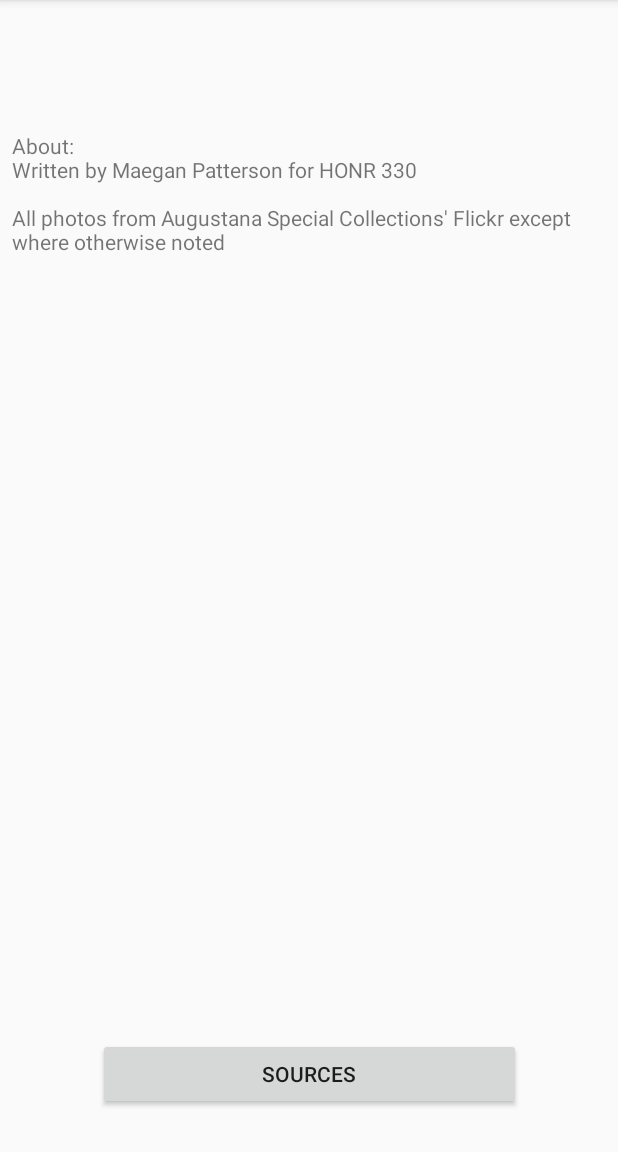
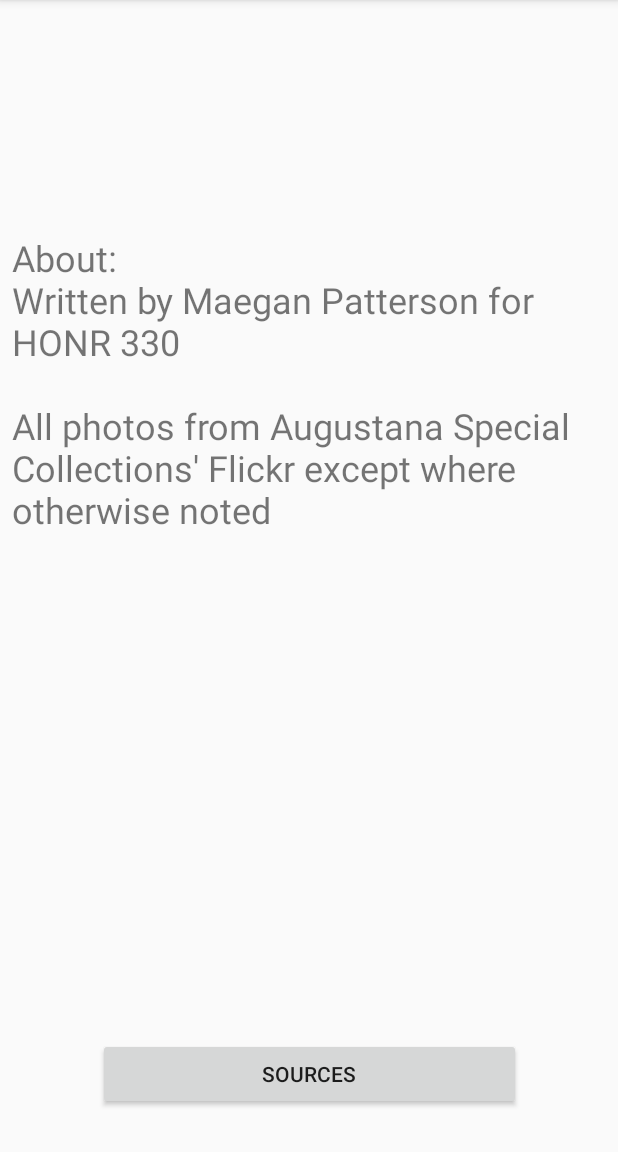
Before and after one commit to mpatterson16/AugustanaStories, an Android app: the AboutActivity screen opened directly, with no data from a screen before it, on a phone screen of 412 x 824 dp, the part 84-1236 px from its top. Run offline under Robolectric (Android 15) with nearby library versions, the phone set to English and light mode, and no system bars; network calls fail.

Commit message:
Made font larger, fixed map zoom bug, and made pages zoomable.

```diff
--- a/app/src/main/java/net/augustana/maegan/augustanastories/MapsActivity.java
+++ b/app/src/main/java/net/augustana/maegan/augustanastories/MapsActivity.java
@@ -57,7 +57,7 @@ public class MapsActivity extends FragmentActivity implements OnMapReadyCallback
 
         Intent startIntent = this.getIntent();
         String locations = startIntent.getStringExtra("locations");
-        Log.d("myTag", locations);
+        Log.d("myTag", "loc" + locations);
 
         final StoryCollection collection = StoryCollection.getDefaultStoryCollection(locations);
         for(StoryLocation story : collection.getStoryList()) {
@@ -74,8 +74,7 @@ public class MapsActivity extends FragmentActivity implements OnMapReadyCallback
 
         StoryLocation oldMain = collection.getStoryByName("Old Main");
         LatLng oldMainLoc = new LatLng(oldMain.getLat(), oldMain.getLng());
-        mMap.moveCamera(CameraUpdateFactory.newLatLng(oldMainLoc));
-        mMap.moveCamera(CameraUpdateFactory.zoomTo(17));
+        mMap.moveCamera(CameraUpdateFactory.newLatLngZoom(oldMainLoc, 17));
 
         mMap.setOnInfoWindowClickListener(new GoogleMap.OnInfoWindowClickListener() {
             @Override
--- a/app/src/main/java/net/augustana/maegan/augustanastories/StoryActivity.java
+++ b/app/src/main/java/net/augustana/maegan/augustanastories/StoryActivity.java
@@ -27,6 +27,7 @@ public class StoryActivity extends AppCompatActivity {
         webViewStory = (WebView) findViewById(R.id.webViewStory);
         webViewStory.getSettings().setBuiltInZoomControls(true);
         webViewStory.getSettings().setDisplayZoomControls(false);
+        setTitle("Augustana Stories");
 
         //webViewStory.clearCache(true);
         webViewStory.loadUrl("https://lovelace.augustana.edu/AugustanaStories/" + url);
--- a/app/src/main/res/layout/activity_about.xml
+++ b/app/src/main/res/layout/activity_about.xml
@@ -9,17 +9,21 @@
     <TextView
         android:id="@+id/textView2"
         android:layout_width="0dp"
-        android:layout_height="85dp"
+        android:layout_height="381dp"
         android:layout_marginStart="8dp"
         android:layout_marginLeft="8dp"
-        android:layout_marginTop="87dp"
+        android:layout_marginTop="8dp"
         android:layout_marginEnd="8dp"
         android:layout_marginRight="8dp"
+        android:layout_marginBottom="8dp"
         android:scrollHorizontally="false"
         android:text="About:\nWritten by Maegan Patterson for HONR 330\n\nAll photos from Augustana Special Collections' Flickr except where otherwise noted"
+        app:layout_constraintBottom_toTopOf="@+id/sourcesButton"
         app:layout_constraintEnd_toEndOf="parent"
+        app:layout_constraintHorizontal_bias="0.0"
         app:layout_constraintStart_toStartOf="parent"
-        app:layout_constraintTop_toTopOf="parent" />
+        app:layout_constraintTop_toTopOf="parent"
+        android:textSize="24sp" />
 
     <Button
         android:id="@+id/sourcesButton"
```
Also changed, not shown: app/src/main/res/layout/activity_main.xml (+7 -0 lines).
